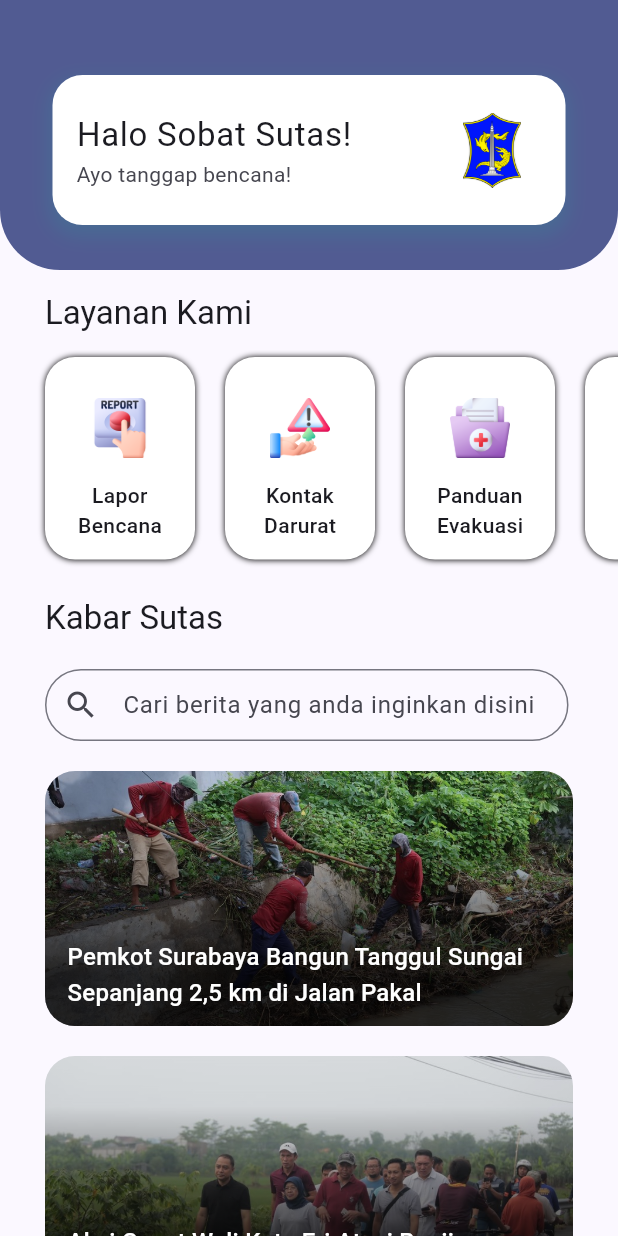
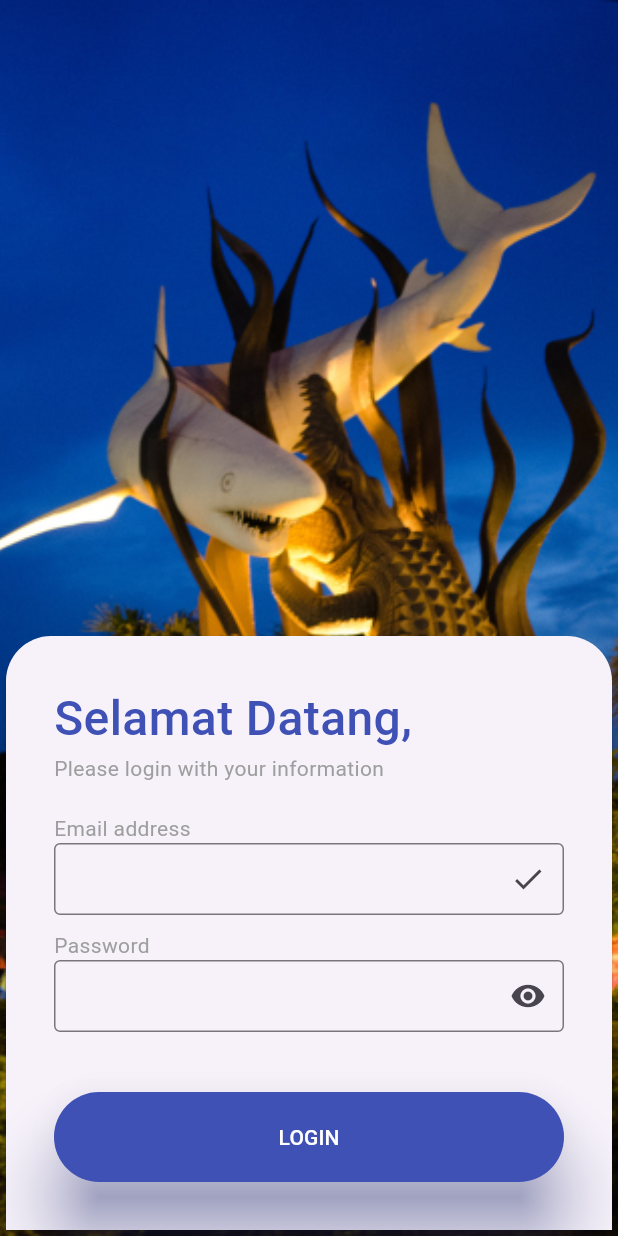
Before and after one commit to memorezasabana/sutasapp, a Flutter app: the screen it shows after launch, on a phone screen of 412 x 824 dp. Run offline on Flutter 3.47's test engine with Material 3 defaults, Android fonts, the phone set to English and light mode, and no system bars; our stand-ins replace flutter_svg; Roboto replaces fonts that are missing (Product).

Commit message:
update24feb

```diff
--- a/lib/main.dart
+++ b/lib/main.dart
@@ -1,9 +1,11 @@
 import 'package:flutter/material.dart';
 import 'package:flutter/services.dart';
 import 'package:sutasapp/screens/dashboard/dashboard_screen.dart';
+import 'package:sutasapp/screens/login_page.dart';
 
 void main() {
-  SystemChrome.setSystemUIOverlayStyle(const SystemUiOverlayStyle(statusBarColor: Colors.transparent));
+  SystemChrome.setSystemUIOverlayStyle(
+      const SystemUiOverlayStyle(statusBarColor: Colors.transparent));
   runApp(const MyApp());
 }
 
@@ -19,7 +21,7 @@ class MyApp extends StatelessWidget {
         colorScheme: ColorScheme.fromSeed(seedColor: Colors.indigo),
         fontFamily: 'Product',
       ),
-      home: const DashboardScreen(),
+      home: LoginPage(),
     );
   }
 }
--- a/lib/screens/dashboard/dashboard_screen.dart
+++ b/lib/screens/dashboard/dashboard_screen.dart
@@ -14,6 +14,7 @@ class DashboardScreen extends StatelessWidget {
     return Scaffold(
       extendBodyBehindAppBar: true,
       appBar: AppBar(
+        automaticallyImplyLeading: false,
         // leading: Padding(
         //   padding: const EdgeInsets.only(left: 15, right: 10),
         //   child: Image.asset('assets/images/menu.png', color: Colors.white),
--- /dev/null
+++ b/lib/screens/login_page.dart
@@ -0,0 +1,204 @@
+import 'package:flutter/material.dart';
+import 'package:sutasapp/screens/dashboard/dashboard_screen.dart';
+
+void main() {
+  runApp(LoginPage());
+}
+
+class LoginPage extends StatelessWidget {
+  LoginPage({super.key});
+  late Color myColor;
+  late Size mediaSize;
+  TextEditingController emailController = TextEditingController();
+  TextEditingController passwordController = TextEditingController();
+  bool rememberUser = false;
+
+  @override
+  Widget build(BuildContext context) {
+    myColor = Colors.indigo;
+    mediaSize = MediaQuery.of(context).size;
+    return MaterialApp(
+      debugShowCheckedModeBanner: false,
+      home: Container(
+        decoration: BoxDecoration(
+          color: myColor,
+          image: const DecorationImage(
+            image: AssetImage("assets/images/patung.png"),
+            fit: BoxFit.cover,
+          ),
+        ),
+        child: Scaffold(
+          backgroundColor: Colors.transparent,
+          body: Stack(children: [
+            Positioned(
+              bottom: 0,
+              child: SizedBox(
+                width: mediaSize.width,
+                child: Card(
+                  shape: const RoundedRectangleBorder(
+                      borderRadius: BorderRadius.only(
+                    topLeft: Radius.circular(30),
+                    topRight: Radius.circular(30),
+                  )),
+                  child: Padding(
+                    padding: const EdgeInsets.all(32.0),
+                    child: Column(
+                      crossAxisAlignment: CrossAxisAlignment.start,
+                      children: [
+                        Text(
+                          "Selamat Datang,",
+                          style: TextStyle(
+                              color: myColor,
+                              fontSize: 32,
+                              fontWeight: FontWeight.w500),
+                        ),
+                        _buildGreyText("Please login with your information"),
+                        const SizedBox(height: 20),
+                        _buildGreyText("Email address"),
+                        _buildInputField(emailController),
+                        const SizedBox(height: 10),
+                        _buildGreyText("Password"),
+                        _buildInputField(passwordController, isPassword: true),
+                        const SizedBox(height: 40),
+                        InkWell(
+                          onTap: () {
+                            Navigator.of(context).push(MaterialPageRoute(
+                              builder: (context) {
+                                return const DashboardScreen();
+                              },
+                            ));
+                          },
+                          child: ElevatedButton(
+                            onPressed: () {
+                              Navigator.of(context).push(MaterialPageRoute(
+                                builder: (context) {
+                                  return const DashboardScreen();
+                                },
+                              ));
+                            },
+                            style: ElevatedButton.styleFrom(
+                              shape: const StadiumBorder(),
+                              backgroundColor: Colors.indigo,
+                              elevation: 20,
+                              shadowColor: myColor,
+                              minimumSize: const Size.fromHeight(60),
+                            ),
+                            child: const Text(
+                              "LOGIN",
+                              style: TextStyle(color: Colors.white),
+                            ),
+                          ),
+                        ),
+                      ],
+                    ),
+                  ),
+                ),
+              ),
+            ),
+          ]),
+        ),
+      ),
+    );
+  }
+
+  // Widget _buildBottom() {
+  //   return SizedBox(
+  //     width: mediaSize.width,
+  //     child: Card(
+  //       shape: const RoundedRectangleBorder(
+  //           borderRadius: BorderRadius.only(
+  //         topLeft: Radius.circular(30),
+  //         topRight: Radius.circular(30),
+  //       )),
+  //       child: Padding(
+  //         padding: const EdgeInsets.all(32.0),
+  //         child: _buildForm(),
+  //       ),
+  //     ),
+  //   );
+  // }
+
+  // Widget _buildForm(BuildContext context) {
+  //   return Column(
+  //     crossAxisAlignment: CrossAxisAlignment.start,
+  //     children: [
+  //       Text(
+  //         "Selamat Datang,",
+  //         style: TextStyle(
+  //             color: myColor, fontSize: 32, fontWeight: FontWeight.w500),
+  //       ),
+  //       _buildGreyText("Please login with your information"),
+  //       const SizedBox(height: 20),
+  //       _buildGreyText("Email address"),
+  //       _buildInputField(emailController),
+  //       const SizedBox(height: 10),
+  //       _buildGreyText("Password"),
+  //       _buildInputField(passwordController, isPassword: true),
+  //       const SizedBox(height: 40),
+  //       ElevatedButton(
+  //         onPressed: () {
+  //           debugPrint("Email : ${emailController.text}");
+  //           debugPrint("Password : ${passwordController.text}");
+  //           Navigator.of(context).push(MaterialPageRoute(
+  //             builder: (context) {
+  //               return const DashboardScreen();
+  //             },
+  //           ));
+  //         },
+  //         style: ElevatedButton.styleFrom(
+  //           shape: const StadiumBorder(),
+  //           backgroundColor: Colors.indigo,
+  //           elevation: 20,
+  //           shadowColor: myColor,
+  //           minimumSize: const Size.fromHeight(60),
+  //         ),
+  //         child: const Text(
+  //           "LOGIN",
+  //           style: TextStyle(color: Colors.white),
+  //         ),
+  //       ),
+  //     ],
+  //   );
+  // }
+
+  Widget _buildGreyText(String text) {
+    return Text(
+      text,
+      style: const TextStyle(color: Colors.grey),
+    );
+  }
+
+  Widget _buildInputField(TextEditingController context, {isPassword = false}) {
+    return TextField(
+      controller: context,
+      decoration: InputDecoration(
+        contentPadding: const EdgeInsets.symmetric(horizontal: 20),
+        border: const OutlineInputBorder(),
+        suffixIcon: isPassword
+            ? const Icon(Icons.remove_red_eye)
+            : const Icon(Icons.done),
+      ),
+      obscureText: isPassword,
+    );
+  }
+
+  // Widget _buildLoginButton(BuildContext context) {
+  //   return ElevatedButton(
+  //     onPressed: () {
+  //       debugPrint("Email : ${emailController.text}");
+  //       debugPrint("Password : ${passwordController.text}");
+  //     },
+  //     style: ElevatedButton.styleFrom(
+  //       shape: const StadiumBorder(),
+  //       backgroundColor: Colors.indigo,
+  //       elevation: 20,
+  //       shadowColor: myColor,
+  //       minimumSize: const Size.fromHeight(60),
+  //     ),
+  //     child: const Text(
+  //       "LOGIN",
+  //       style: TextStyle(color: Colors.white),
+  //     ),
+  //   );
+  // }
+}
--- a/pubspec.yaml
+++ b/pubspec.yaml
@@ -70,6 +70,7 @@ flutter:
     - assets/images/logo.png
     - assets/images/kabar1.jpeg
     - assets/images/kabar2.jpeg
+    - assets/images/patung.png
 
     # - images/a_dot_ham.jpeg
 
```
Also changed, not shown: assets/images/patung.png (added), assets/images/surabaya.jpg (added), assets/images/surabaya2.png (added).
